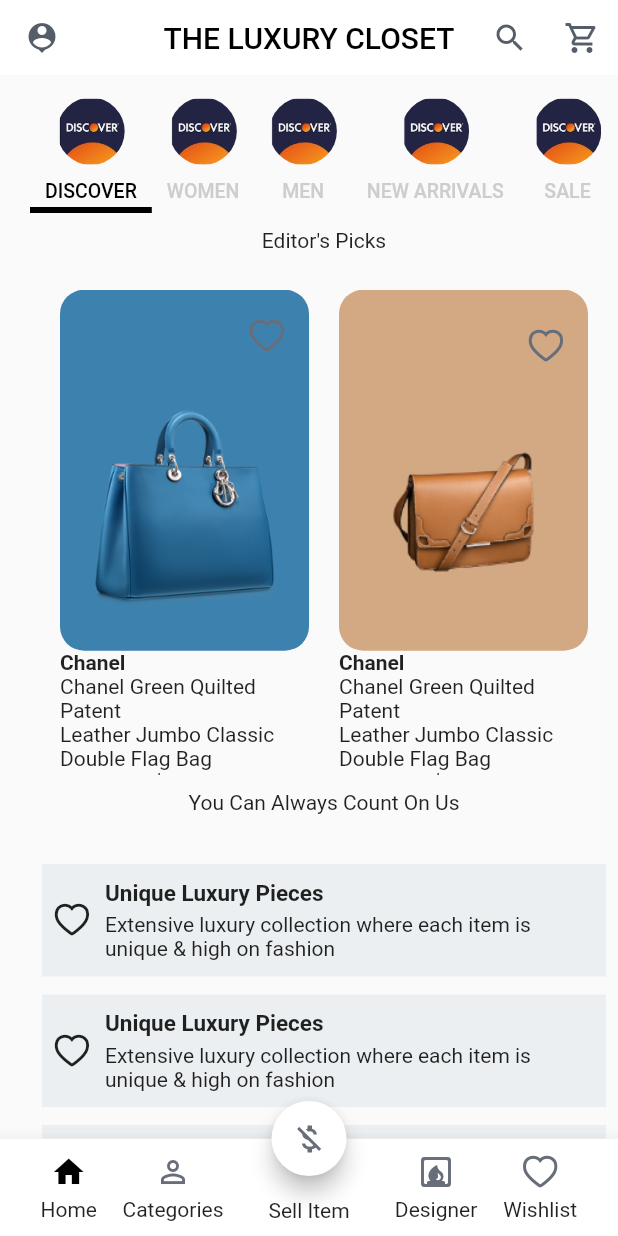
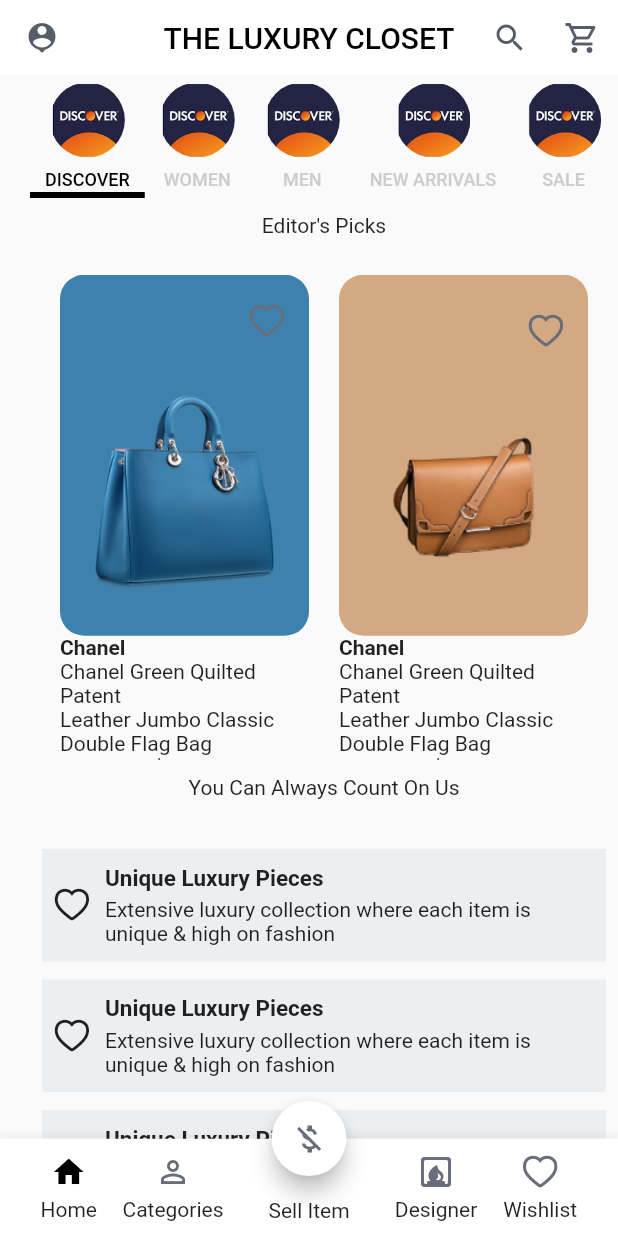
Before and after one commit to phatnguyen1006/Joolux_App__v1, a Flutter app: the screen it shows after launch, on a phone screen of 412 x 824 dp. Run offline on Flutter 3.47's test engine with Material 2 defaults, Android fonts, the phone set to English and light mode, and no system bars; Roboto replaces fonts that are missing (Playfair Display, Varela).

Commit message:
tabbar fix

```diff
--- a/lib/widgets/Home/home_page_widgets.dart
+++ b/lib/widgets/Home/home_page_widgets.dart
@@ -1,7 +1,6 @@
 import 'package:flutter/material.dart';
 
 import './tabs_screen/discovery_body.dart';
-
 
 // Widgets
 import './home_tab_bar.dart';
@@ -26,7 +25,7 @@ class _HomePageWidgetsState extends State<HomePageWidgets>
   Widget build(BuildContext context) {
     return Column(
       children: <Widget>[
-        SizedBox(height: 15.0),
+        SizedBox(height: 5.0),
         HomeTabBar(_tabController),
         Container(
             height: MediaQuery.of(context).size.height - 50.0,
--- a/lib/widgets/Home/home_tab_bar.dart
+++ b/lib/widgets/Home/home_tab_bar.dart
@@ -36,20 +36,20 @@ class HomeTabBar extends StatelessWidget {
             crossAxisAlignment: CrossAxisAlignment.center,
             children: [
               Container(
-                width: 45,
-                height: 45,
+                width: 50,
+                height: 50,
                 decoration: BoxDecoration(
                     borderRadius: BorderRadius.all(Radius.circular(40)),
                     image: DecorationImage(image: AssetImage(tab.image))),
               ),
               Container(
-                height: 30,
-                padding: EdgeInsets.only(top: 10),
+                height: 25,
+                padding: EdgeInsets.only(top: 8),
                 child: Text(tab.title,
                     style: TextStyle(
                       // backgroundColor: Colors.red,
                       fontFamily: 'Varela',
-                      fontSize: 13.0,
+                      fontSize: 12.0,
                     )),
               ),
               // Tab(
```
Also changed, not shown: lib/UI/HomePage/home_page.dart (+5 -13 lines).
